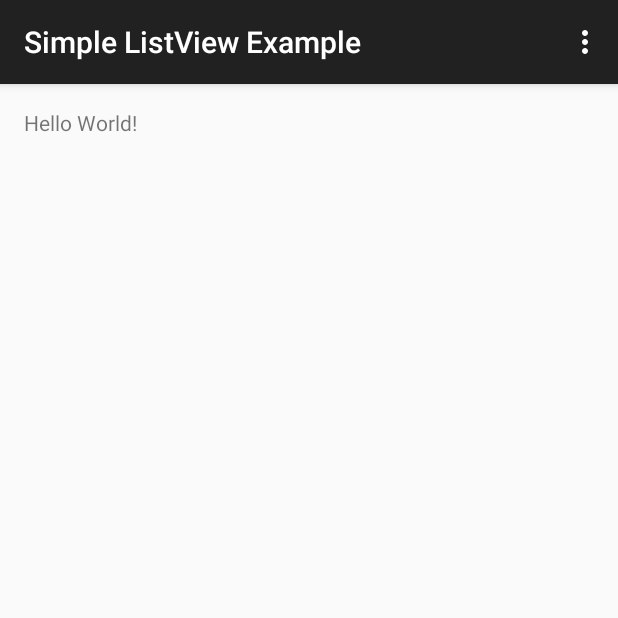
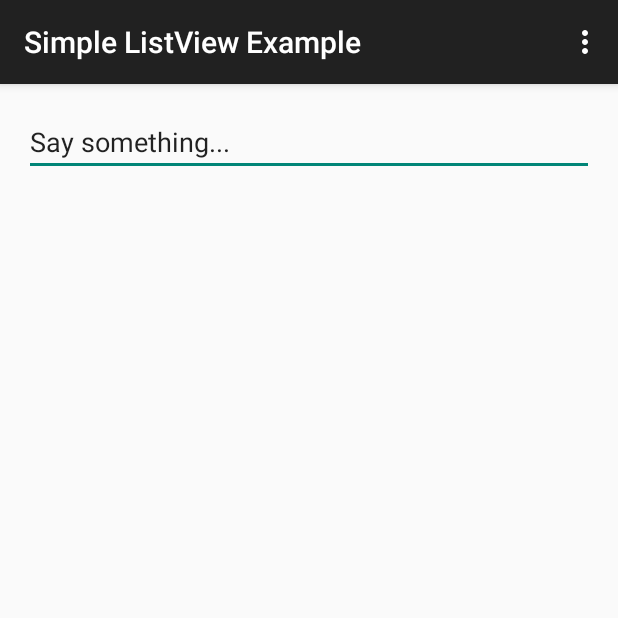
Before and after one commit to rashmimalpande/Simple-ListView-Example-Todo-app-, an Android app: the screen it shows after launch (MainActivity), on a phone screen of 412 x 824 dp, the top half of it. Run offline under Robolectric (Android 15) with nearby library versions, the phone set to English and light mode, and no system bars.

Commit message:
Add components in XML file

```diff
--- a/app/src/main/res/layout/activity_main.xml
+++ b/app/src/main/res/layout/activity_main.xml
@@ -10,8 +10,16 @@
     android:paddingBottom="@dimen/activity_vertical_margin"
     tools:context="com.example.android.simplelistviewexample.MainActivity">
 
-    <TextView
-        android:text="Hello World!"
-        android:layout_width="wrap_content"
-        android:layout_height="wrap_content" />
+    <ListView
+        android:id="@+id/list"
+        android:layout_width="match_parent"
+        android:layout_height="wrap_content">
+
+    </ListView>
+
+    <EditText
+        android:text="Say something..."
+        android:layout_width="match_parent"
+        android:layout_height="wrap_content"
+        android:layout_below="@+id/list"/>
 </RelativeLayout>
```
